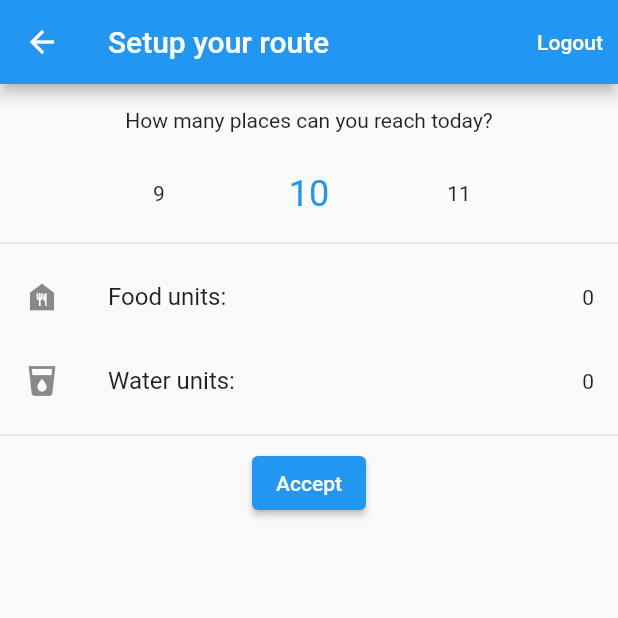
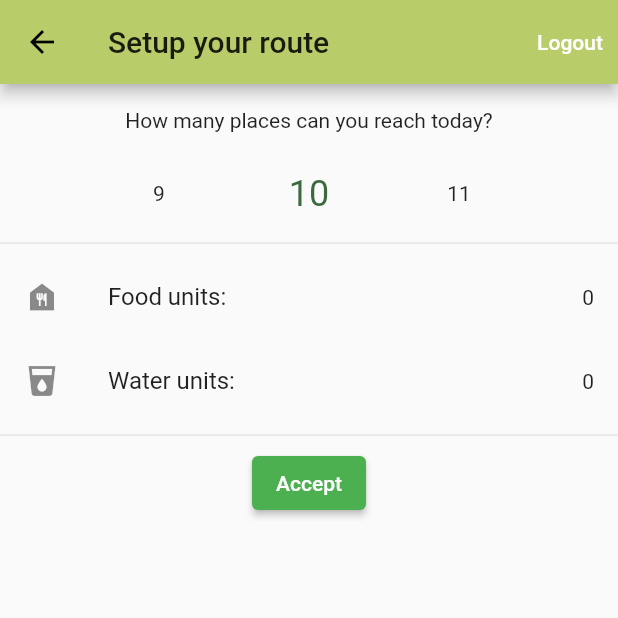
Before and after one commit to INDAPP/zerohunger, a Flutter app: the screen it shows after launch, after a tap on "NGO", on a phone screen of 412 x 824 dp, the top half of it. Run offline on Flutter 3.47's test engine with Material 2 defaults, Android fonts, the light colour scheme and no system bars; drawn by our look-alikes of numberpicker; our stand-ins replace cloud_firestore, firebase_auth, firebase_core, geolocator, google_maps_flutter; missing offline and left inert: google_directions_api, google_maps_utils; accounts and stored records are empty.

Commit message:
Layout upgrade

```diff
--- /dev/null
+++ b/lib/constants.dart
@@ -0,0 +1,333 @@
+const google_maps_style = """
+[
+  {
+    "elementType": "geometry",
+    "stylers": [
+      {
+        "color": "#ebe3cd"
+      }
+    ]
+  },
+  {
+    "elementType": "labels.text.fill",
+    "stylers": [
+      {
+        "color": "#523735"
+      }
+    ]
+  },
+  {
+    "elementType": "labels.text.stroke",
+    "stylers": [
+      {
+        "color": "#f5f1e6"
+      }
+    ]
+  },
+  {
+    "featureType": "administrative",
+    "elementType": "geometry.stroke",
+    "stylers": [
+      {
+        "color": "#c9b2a6"
+      }
+    ]
+  },
+  {
+    "featureType": "administrative.land_parcel",
+    "elementType": "geometry.stroke",
+    "stylers": [
+      {
+        "color": "#dcd2be"
+      }
+    ]
+  },
+  {
+    "featureType": "administrative.land_parcel",
+    "elementType": "labels",
+    "stylers": [
+      {
+        "visibility": "off"
+      }
+    ]
+  },
+  {
+    "featureType": "administrative.land_parcel",
+    "elementType": "labels.text.fill",
+    "stylers": [
+      {
+        "color": "#ae9e90"
+      }
+    ]
+  },
+  {
+    "featureType": "landscape.man_made",
+    "elementType": "geometry.fill",
+    "stylers": [
+      {
+        "color": "#e8d782"
+      }
+    ]
+  },
+  {
+    "featureType": "landscape.natural",
+    "elementType": "geometry",
+    "stylers": [
+      {
+        "color": "#dfd2ae"
+      }
+    ]
+  },
+  {
+    "featureType": "landscape.natural",
+    "elementType": "geometry.fill",
+    "stylers": [
+      {
+        "color": "#eee963"
+      }
+    ]
+  },
+  {
+    "featureType": "poi",
+    "elementType": "geometry",
+    "stylers": [
+      {
+        "color": "#dfd2ae"
+      }
+    ]
+  },
+  {
+    "featureType": "poi",
+    "elementType": "labels.text",
+    "stylers": [
+      {
+        "visibility": "off"
+      }
+    ]
+  },
+  {
+    "featureType": "poi",
+    "elementType": "labels.text.fill",
+    "stylers": [
+      {
+        "color": "#93817c"
+      }
+    ]
+  },
+  {
+    "featureType": "poi.business",
+    "stylers": [
+      {
+        "visibility": "off"
+      }
+    ]
+  },
+  {
+    "featureType": "poi.medical",
+    "elementType": "geometry.fill",
+    "stylers": [
+      {
+        "color": "#94d1ff"
+      }
+    ]
+  },
+  {
+    "featureType": "poi.park",
+    "elementType": "geometry.fill",
+    "stylers": [
+      {
+        "color": "#d08e43"
+      }
+    ]
+  },
+  {
+    "featureType": "poi.park",
+    "elementType": "labels.text",
+    "stylers": [
+      {
+        "visibility": "off"
+      }
+    ]
+  },
+  {
+    "featureType": "poi.park",
+    "elementType": "labels.text.fill",
+    "stylers": [
+      {
+        "color": "#447530"
+      }
+    ]
+  },
+  {
+    "featureType": "road",
+    "elementType": "geometry",
+    "stylers": [
+      {
+        "color": "#f5f1e6"
+      }
+    ]
+  },
+  {
+    "featureType": "road.arterial",
+    "elementType": "geometry",
+    "stylers": [
+      {
+        "color": "#fdfcf8"
+      }
+    ]
+  },
+  {
+    "featureType": "road.arterial",
+    "elementType": "geometry.fill",
+    "stylers": [
+      {
+        "color": "#757575"
+      }
+    ]
+  },
+  {
+    "featureType": "road.highway",
+    "elementType": "geometry",
+    "stylers": [
+      {
+        "color": "#f8c967"
+      }
+    ]
+  },
+  {
+    "featureType": "road.highway",
+    "elementType": "geometry.fill",
+    "stylers": [
+      {
+        "color": "#262626"
+      }
+    ]
+  },
+  {
+    "featureType": "road.highway",
+    "elementType": "geometry.stroke",
+    "stylers": [
+      {
+        "visibility": "off"
+      }
+    ]
+  },
+  {
+    "featureType": "road.highway.controlled_access",
+    "elementType": "geometry",
+    "stylers": [
+      {
+        "color": "#e98d58"
+      }
+    ]
+  },
+  {
+    "featureType": "road.highway.controlled_access",
+    "elementType": "geometry.fill",
+    "stylers": [
+      {
+        "color": "#4f4f4f"
+      }
+    ]
+  },
+  {
+    "featureType": "road.highway.controlled_access",
+    "elementType": "geometry.stroke",
+    "stylers": [
+      {
+        "visibility": "off"
+      }
+    ]
+  },
+  {
+    "featureType": "road.local",
+    "elementType": "geometry.fill",
+    "stylers": [
+      {
+        "color": "#b0b0b0"
+      }
+    ]
+  },
+  {
+    "featureType": "road.local",
+    "elementType": "labels",
+    "stylers": [
+      {
+        "visibility": "off"
+      }
+    ]
+  },
+  {
+    "featureType": "road.local",
+    "elementType": "labels.text.fill",
+    "stylers": [
+      {
+        "color": "#806b63"
+      }
+    ]
+  },
+  {
+    "featureType": "transit.line",
+    "elementType": "geometry",
+    "stylers": [
+      {
+        "color": "#dfd2ae"
+      }
+    ]
+  },
+  {
+    "featureType": "transit.line",
+    "elementType": "geometry.fill",
+    "stylers": [
+      {
+        "color": "#e8e8e8"
+      }
+    ]
+  },
+  {
+    "featureType": "transit.line",
+    "elementType": "labels.text.fill",
+    "stylers": [
+      {
+        "color": "#8f7d77"
+      }
+    ]
+  },
+  {
+    "featureType": "transit.line",
+    "elementType": "labels.text.stroke",
+    "stylers": [
+      {
+        "color": "#ebe3cd"
+      }
+    ]
+  },
+  {
+    "featureType": "transit.station",
+    "elementType": "geometry",
+    "stylers": [
+      {
+        "color": "#dfd2ae"
+      }
+    ]
+  },
+  {
+    "featureType": "water",
+    "elementType": "geometry.fill",
+    "stylers": [
+      {
+        "color": "#b9d3c2"
+      }
+    ]
+  },
+  {
+    "featureType": "water",
+    "elementType": "labels.text.fill",
+    "stylers": [
+      {
+        "color": "#92998d"
+      }
+    ]
+  }
+]
+""";
--- a/lib/main.dart
+++ b/lib/main.dart
@@ -27,7 +27,9 @@ class MyApp extends StatelessWidget {
     return MaterialApp(
       title: 'Flutter Demo',
       theme: ThemeData(
-        primarySwatch: Colors.blue,
+        primarySwatch: Colors.green,
+        primaryColor: Color(0xFFB8CC6A),
+        accentColor: Color(0xFF3C693D),
       ),
       home: HomePage(),
     );
--- a/lib/screens/home.dart
+++ b/lib/screens/home.dart
@@ -5,6 +5,7 @@ import 'package:firebase_auth/firebase_auth.dart';
 import 'package:flutter/material.dart';
 import 'package:geolocator/geolocator.dart';
 import 'package:google_maps_flutter/google_maps_flutter.dart';
+import 'package:zero_hunger/constants.dart';
 import 'package:zero_hunger/models/report.dart';
 import 'package:zero_hunger/screens/report.dart';
 import 'package:zero_hunger/screens/route.dart';
@@ -157,6 +158,7 @@ class _HomePageState extends State<HomePage> {
   }
 
   _onMapCreated(GoogleMapController controller) {
+    //controller.setMapStyle(google_maps_style);
     _mapControllerCompleter.complete(controller);
   }
 
--- a/lib/screens/route.dart
+++ b/lib/screens/route.dart
@@ -11,6 +11,8 @@ import 'package:numberpicker/numberpicker.dart';
 import 'package:zero_hunger/models/report.dart';
 import 'package:zero_hunger/models/route.dart';
 import 'package:zero_hunger/widgets/report.dart';
+
+import '../constants.dart';
 
 class RoutePage extends StatefulWidget {
   final User user;
@@ -267,6 +269,7 @@ class _RoutePageState extends State<RoutePage> {
   }
 
   _onMapCreated(GoogleMapController controller, RouteModel route) {
+    //controller.setMapStyle(google_maps_style);
     final bounds = LatLngBounds(
         southwest: route.southwest?.latLng ?? LatLng(0, 0),
         northeast: route.northeast?.latLng ?? LatLng(0, 0));
```
Also changed, not shown: 16 other files.
